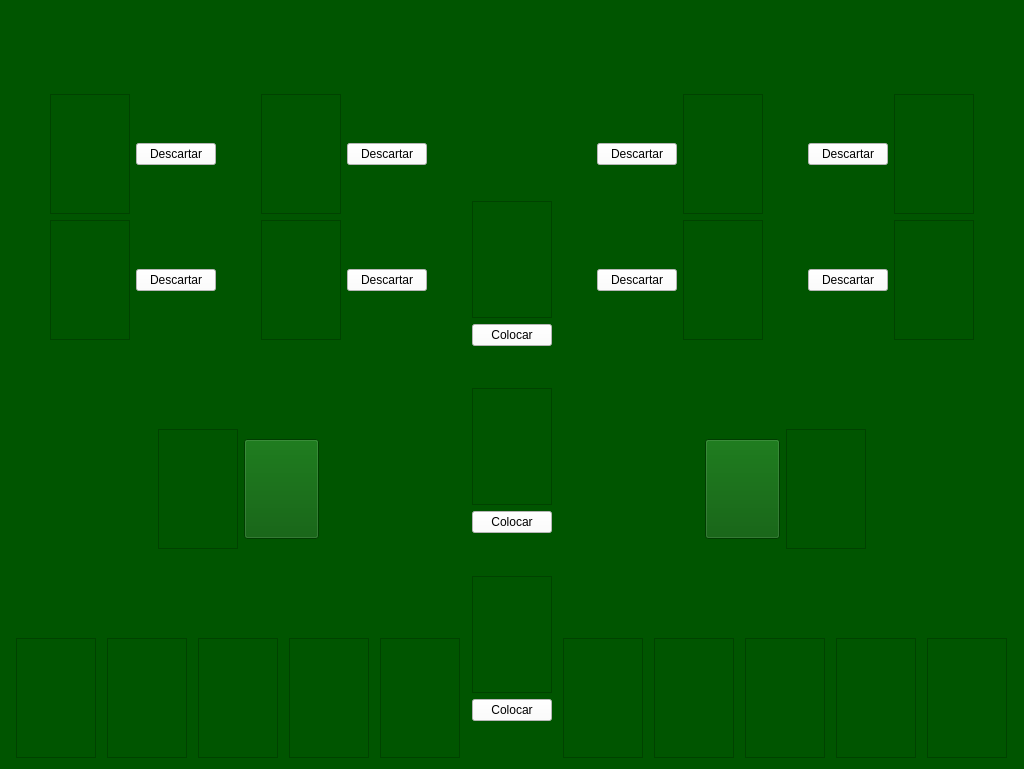
Above: MARDA/pantallajuego.ui from AndreyMena/SpiteAndMalice before the change. Below: the same form after it.
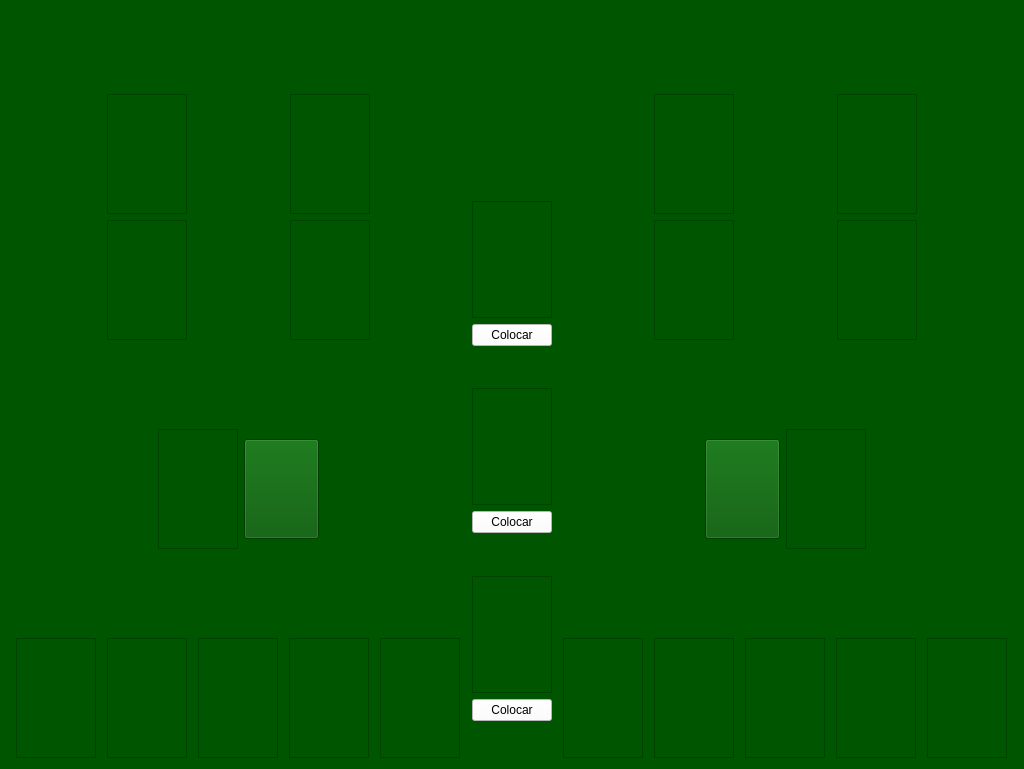
That is the form after the change. Icons and pictures are not drawn.

Commit message: Drag and Drop

```diff
--- a/MARDA/pantallajuego.ui
+++ b/MARDA/pantallajuego.ui
@@ -112,18 +112,6 @@
              </property>
             </widget>
            </item>
-           <item>
-            <widget class="QPushButton" name="descartarJ1_1">
-             <property name="styleSheet">
-              <string notr="true">background-color: rgb(255, 255, 255);
-font: 700 9pt &quot;Segoe UI&quot;;
-color: rgb(0, 0, 0);</string>
-             </property>
-             <property name="text">
-              <string>Descartar</string>
-             </property>
-            </widget>
-           </item>
            <item>
             <spacer name="horizontalSpacer_2">
              <property name="orientation">
@@ -177,18 +165,6 @@
              </property>
             </widget>
            </item>
-           <item>
-            <widget class="QPushButton" name="descartarJ1_3">
-             <property name="styleSheet">
-              <string notr="true">background-color: rgb(255, 255, 255);
-font: 700 9pt &quot;Segoe UI&quot;;
-color: rgb(0, 0, 0);</string>
-             </property>
-             <property name="text">
-              <string>Descartar</string>
-             </property>
-            </widget>
-           </item>
            <item>
             <spacer name="horizontalSpacer_3">
              <property name="orientation">
@@ -259,18 +235,6 @@
              </property>
             </widget>
            </item>
-           <item>
-            <widget class="QPushButton" name="descartarJ1_2">
-             <property name="styleSheet">
-              <string notr="true">background-color: rgb(255, 255, 255);
-font: 700 9pt &quot;Segoe UI&quot;;
-color: rgb(0, 0, 0);</string>
-             </property>
-             <property name="text">
-              <string>Descartar</string>
-             </property>
-            </widget>
-           </item>
            <item>
             <spacer name="horizontalSpacer_5">
              <property name="orientation">
@@ -324,18 +288,6 @@
              </property>
             </widget>
            </item>
-           <item>
-            <widget class="QPushButton" name="descartarJ1_4">
-             <property name="styleSheet">
-              <string notr="true">background-color: rgb(255, 255, 255);
-font: 700 9pt &quot;Segoe UI&quot;;
-color: rgb(0, 0, 0);</string>
-             </property>
-             <property name="text">
-              <string>Descartar</string>
-             </property>
-            </widget>
-           </item>
            <item>
             <spacer name="horizontalSpacer_6">
              <property name="orientation">
@@ -959,18 +911,6 @@
            </property>
           </spacer>
          </item>
-         <item>
-          <widget class="QPushButton" name="descartarJ2_1">
-           <property name="styleSheet">
-            <string notr="true">background-color: rgb(255, 255, 255);
-font: 700 9pt &quot;Segoe UI&quot;;
-color: rgb(0, 0, 0);</string>
-           </property>
-           <property name="text">
-            <string>Descartar</string>
-           </property>
-          </widget>
-         </item>
          <item alignment="Qt::AlignHCenter|Qt::AlignVCenter">
           <widget class="QListWidget" name="piladescarte_J2_1">
            <property name="minimumSize">
@@ -1024,18 +964,6 @@
            </property>
           </spacer>
          </item>
-         <item>
-          <widget class="QPushButton" name="descartarJ2_3">
-           <property name="styleSheet">
-            <string notr="true">background-color: rgb(255, 255, 255);
-font: 700 9pt &quot;Segoe UI&quot;;
-color: rgb(0, 0, 0);</string>
-           </property>
-           <property name="text">
-            <string>Descartar</string>
-           </property>
-          </widget>
-         </item>
          <item alignment="Qt::AlignHCenter|Qt::AlignVCenter">
           <widget class="QListWidget" name="piladescarte_J2_3">
            <property name="minimumSize">
@@ -1106,18 +1034,6 @@
            </property>
           </spacer>
          </item>
-         <item>
-          <widget class="QPushButton" name="descartarJ2_2">
-           <property name="styleSheet">
-            <string notr="true">background-color: rgb(255, 255, 255);
-font: 700 9pt &quot;Segoe UI&quot;;
-color: rgb(0, 0, 0);</string>
-           </property>
-           <property name="text">
-            <string>Descartar</string>
-           </property>
-          </widget>
-         </item>
          <item alignment="Qt::AlignHCenter|Qt::AlignVCenter">
           <widget class="QListWidget" name="piladescarte_J2_2">
            <property name="minimumSize">
@@ -1171,18 +1087,6 @@
            </property>
           </spacer>
          </item>
-         <item>
-          <widget class="QPushButton" name="descartarJ2_4">
-           <property name="styleSheet">
-            <string notr="true">background-color: rgb(255, 255, 255);
-font: 700 9pt &quot;Segoe UI&quot;;
-color: rgb(0, 0, 0);</string>
-           </property>
-           <property name="text">
-            <string>Descartar</string>
-           </property>
-          </widget>
-         </item>
          <item alignment="Qt::AlignHCenter|Qt::AlignVCenter">
           <widget class="QListWidget" name="piladescarte_J2_4">
            <property name="minimumSize">
```
The commit also changes 2 other files.
